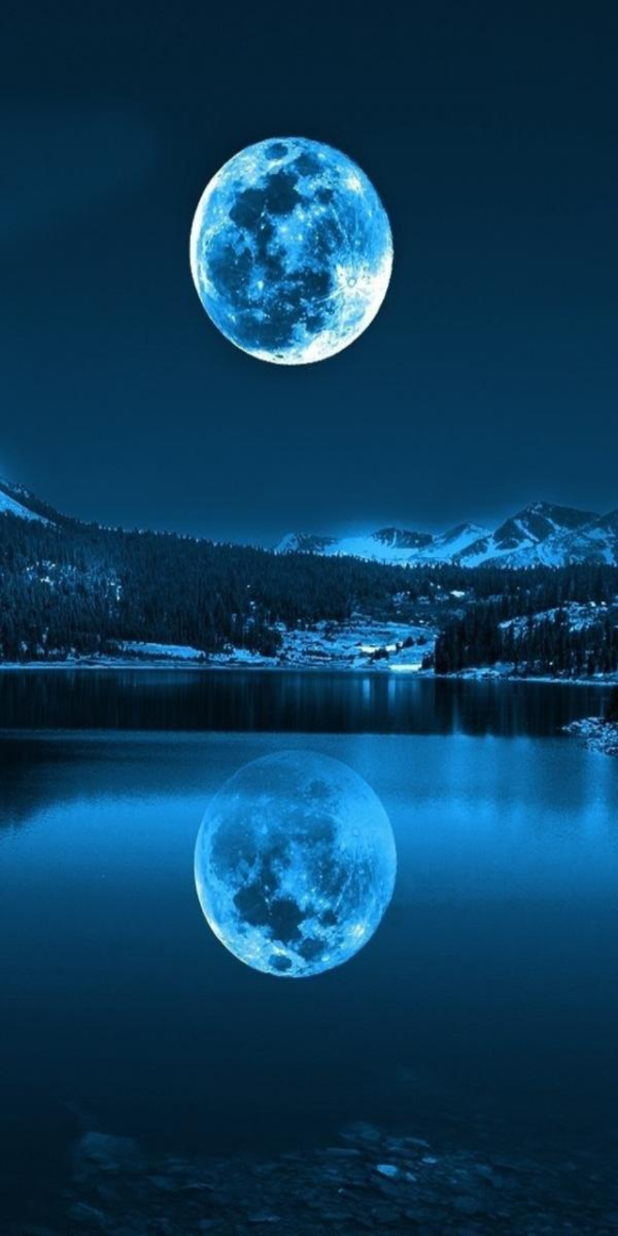
After one commit to HuynhTanUIT/WaterfallAndroidProject, an Android app: the WaterfallSplash screen opened directly, with no data from a screen before it, on a phone screen of 412 x 824 dp. The commit adds this screen. Run offline under Robolectric (Android 15) with nearby library versions, the phone set to English and light mode, and no system bars.

Commit message:
ok Async Task Convert Image Ok Splash Screen Activity

```diff
--- a/app/src/main/java/com/example/tan_pc/navigationdraweractivity/MainActivity.java
+++ b/app/src/main/java/com/example/tan_pc/navigationdraweractivity/MainActivity.java
@@ -57,6 +57,8 @@ public class MainActivity extends AppCompatActivity
     @Override
     protected void onCreate(Bundle savedInstanceState) {
         super.onCreate(savedInstanceState);
+        getWindow().setSoftInputMode(WindowManager.LayoutParams.SOFT_INPUT_STATE_HIDDEN);
+        setContentView(R.layout.activity_main);
         InitializeComponent();
         FragmentShow(4);
         FragmentShow(3);
@@ -155,8 +157,7 @@ public class MainActivity extends AppCompatActivity
     private void InitializeComponent() {
         try {
 
-            getWindow().setSoftInputMode(WindowManager.LayoutParams.SOFT_INPUT_STATE_HIDDEN);
-            setContentView(R.layout.activity_main);
+
 
             NavigationView navigationView = (NavigationView) findViewById(R.id.nav_view);
             navigationView.setNavigationItemSelectedListener(this);
--- a/app/src/main/java/com/example/tan_pc/navigationdraweractivity/SettingsFragment.java
+++ b/app/src/main/java/com/example/tan_pc/navigationdraweractivity/SettingsFragment.java
@@ -136,7 +136,6 @@
         View v = inflater.inflate(R.layout.fragment_settings, container, false);
 
         InitializeComponent(v);
-        Log.e("Show Setting: ", "Fragment 5");
         return v;
     }
 
--- /dev/null
+++ b/app/src/main/java/com/example/tan_pc/navigationdraweractivity/WaterfallSplash.java
@@ -0,0 +1,87 @@
+package com.example.tan_pc.navigationdraweractivity;
+
+import android.app.Activity;
+import android.app.ProgressDialog;
+import android.content.Intent;
+import android.os.AsyncTask;
+import android.os.Bundle;
+import android.os.Handler;
+
+/**
+ * Created by tan-pc on 24/10/2016.
+ */
+
+public class WaterfallSplash extends Activity {
+    ProgressDialog progressDialog;
+    @Override
+    protected void onCreate(Bundle savedInstanceState) {
+        super.onCreate(savedInstanceState);
+        setContentView(R.layout.waterfallsplash);
+        new LoadViewTask().execute();
+
+    }
+
+    private class LoadViewTask extends AsyncTask<Void, Integer, Void>
+    {
+        //Before running code in separate thread
+        @Override
+        protected void onPreExecute()
+        {
+            progressDialog = ProgressDialog.show(WaterfallSplash.this,"WaterFall Graphic Display...",
+                    "Loading data, please wait...", false, false);
+        }
+
+        //The code to be executed in a background thread.
+        @Override
+        protected Void doInBackground(Void... params)
+        {
+            try
+            {
+
+
+                //Get the current thread's token
+                synchronized (this)
+                {
+                    //Initialize an integer (that will act as a counter) to zero
+                    int counter = 0;
+                    //While the counter is smaller than four
+                    while(counter <= 1)
+                    {
+                        //Wait 850 milliseconds
+                        this.wait(750);
+                        //Increment the counter
+                        counter++;
+                        //Set the current progress.
+                        //This value is going to be passed to the onProgressUpdate() method.
+                        publishProgress(counter*25);
+                    }
+                }
+            }
+            catch (InterruptedException e)
+            {
+                e.printStackTrace();
+            }
+            return null;
+        }
+
+        //Update the progress
+        @Override
+        protected void onProgressUpdate(Integer... values)
+        {
+            //set the current progress of the progress dialog
+            progressDialog.setProgress(values[0]);
+        }
+
+        //after executing the code in the thread
+        @Override
+        protected void onPostExecute(Void result)
+        {
+            Intent mainIntent = new Intent(WaterfallSplash.this,MainActivity.class);
+            WaterfallSplash.this.startActivity(mainIntent);
+            progressDialog.dismiss();
+            finish();
+            //close the progress dialog
+
+        }
+    }
+}
--- /dev/null
+++ b/app/src/main/res/layout/waterfallsplash.xml
@@ -0,0 +1,14 @@
+<?xml version="1.0" encoding="utf-8"?>
+<LinearLayout xmlns:android="http://schemas.android.com/apk/res/android"
+    xmlns:app="http://schemas.android.com/apk/res-auto"
+    android:orientation="vertical" android:layout_width="match_parent"
+    android:layout_height="match_parent">
+
+    <ImageView
+        android:layout_gravity="center"
+        android:scaleType="fitXY"
+        android:layout_width="match_parent"
+        android:layout_height="match_parent"
+        android:src="@drawable/loading6"
+        android:id="@+id/imageView2" />
+</LinearLayout>
--- a/app/src/main/res/values-v21/styles.xml
+++ b/app/src/main/res/values-v21/styles.xml
@@ -5,6 +5,8 @@
         <item name="windowNoTitle">true</item>
         <item name="android:windowDrawsSystemBarBackgrounds">true</item>
         <item name="android:statusBarColor">@android:color/transparent</item>
+        <item name="android:windowDisablePreview">true</item>
+
     </style>
 
     <style name="Toolbar_Popup" parent="Base.ThemeOverlay.AppCompat.Light">
@@ -12,4 +14,6 @@
         <item name="android:background">#7f000000</item>
 
     </style>
+
+
 </resources>
--- a/app/src/main/res/values/styles.xml
+++ b/app/src/main/res/values/styles.xml
@@ -6,6 +6,7 @@
         <item name="colorPrimary">@color/colorPrimary</item>
         <item name="colorPrimaryDark">@color/colorPrimaryDark</item>
         <item name="colorAccent">@color/colorAccent</item>
+
     </style>
 
     <style name="AppTheme.NoActionBar">
```
Also changed, not shown: app/src/main/AndroidManifest.xml (+10 -2 lines), app/src/main/res/drawable/loading.jpg (added), app/src/main/res/drawable/loading1.jpg (added), app/src/main/res/drawable/loading2.jpeg (added), app/src/main/res/drawable/loading3.jpg (added), app/src/main/res/drawable/loading4.jpg (added), app/src/main/res/drawable/loading5.jpg (added), app/src/main/res/drawable/loading6.jpg (added), app/src/main/res/drawable/loading7.jpg (added), 1 other file.
